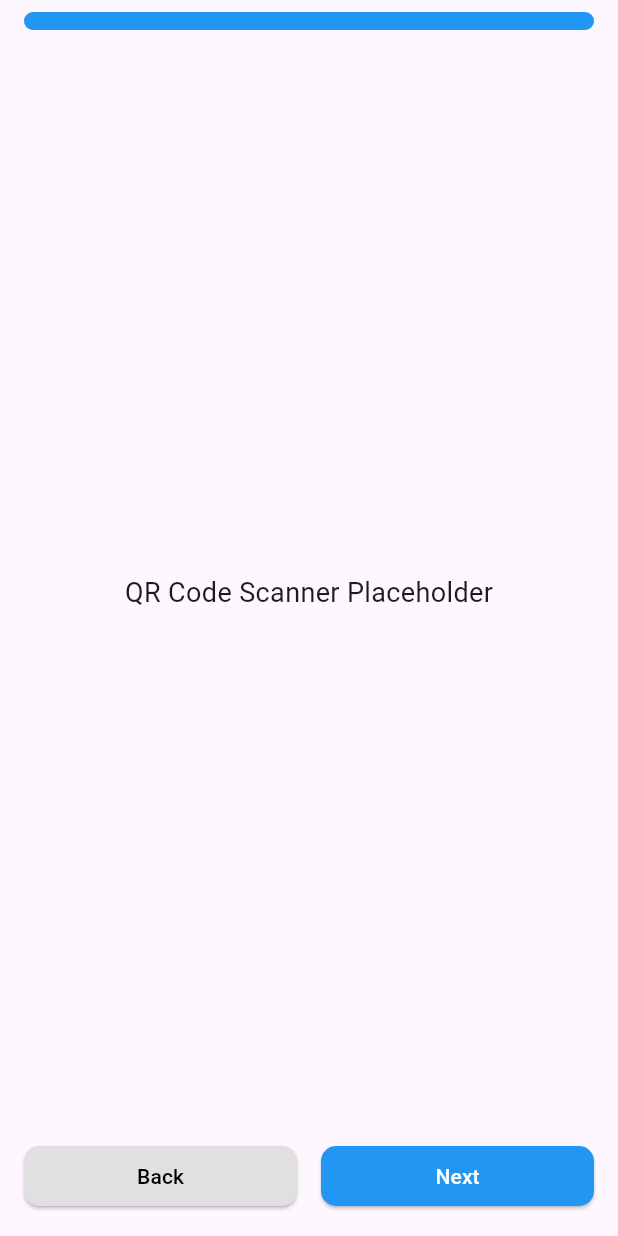
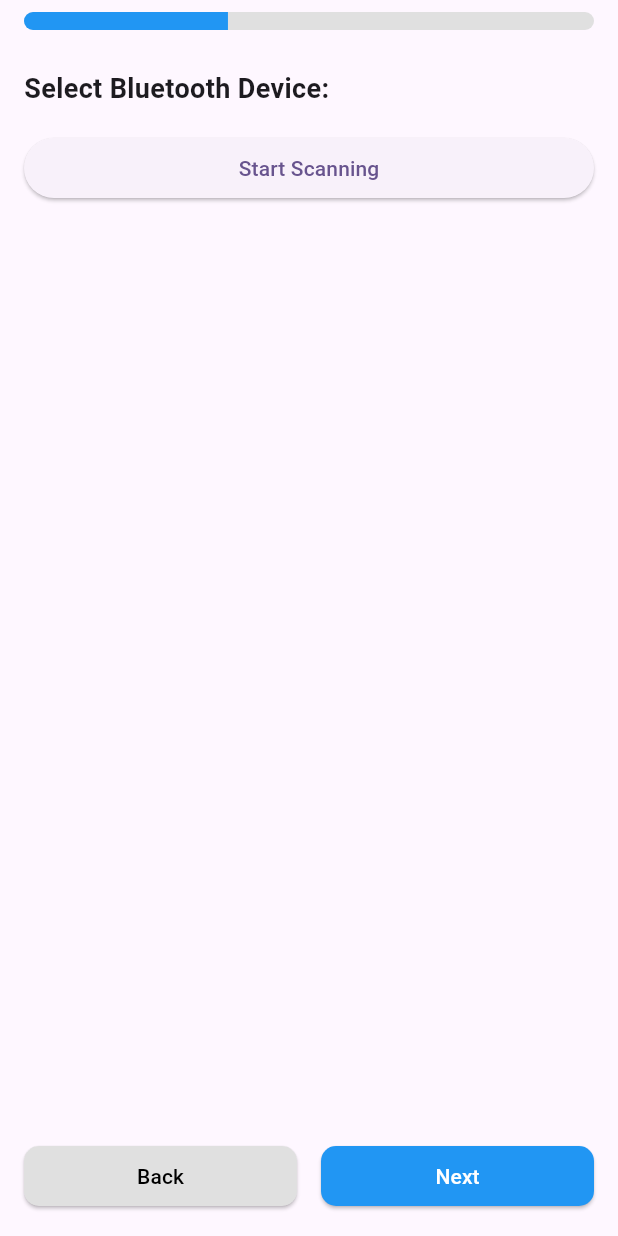
Before and after one commit to kydoaod/prototype-frostblock, a Flutter app: the AddDevicePage screen opened directly, after a tap on "Next", on a phone screen of 412 x 824 dp. Run offline on Flutter 3.47's test engine with Material 3 defaults, Android fonts, the phone set to English and light mode, and no system bars; our stand-ins replace awesome_notifications, flutter_blue_plus, flutter_dotenv, flutter_svg; missing offline and left inert: mobile_scanner; network calls fail.

Commit message:
More add device features

```diff
--- a/frostblok/lib/pages/add_device.dart
+++ b/frostblok/lib/pages/add_device.dart
@@ -1,5 +1,7 @@
 import 'package:flutter/material.dart';
+import 'package:frostblok/widgets/bluetooth_selector_widget.dart';
 import 'package:frostblok/widgets/location_selector_widget.dart';
+import 'package:frostblok/widgets/qr_scanner_widget.dart';
 
 class AddDevicePage extends StatefulWidget {
   @override
@@ -10,18 +12,30 @@ class _AddDevicePageState extends State<AddDevicePage> {
   final PageController _pageController = PageController();
   double progress = 0.0; // Track progress for the loading bar
   String selectedLocation = '';  // Store selected location
+  String selectedDevice = '';
+  String scannedQRCode = '';  // Variable to store the scanned QR code value
 
   // Method for navigating to the next page
   void goToNextPage() {
     if (_pageController.page == 0) {
-      // Location selected, proceed to QR page
+      // Location selected, proceed to Bluetooth page
       setState(() {
-        progress = 1.0; // Move progress bar
+        progress = 0.33; // Move progress bar to 1/3
       });
       _pageController.nextPage(duration: const Duration(milliseconds: 300), curve: Curves.ease);
     } else if (_pageController.page == 1) {
-      // QR page complete, finish the process and navigate to the home page
-      Navigator.pop(context, {'location': selectedLocation});
+      // Bluetooth selected, proceed to QR scanner page
+      setState(() {
+        progress = 0.66; // Move progress bar to 2/3
+      });
+      _pageController.nextPage(duration: const Duration(milliseconds: 300), curve: Curves.ease);
+    } else if (_pageController.page == 2) {
+      // QR scanner complete, finish the process and navigate to the home page
+      Navigator.pop(context, {
+        'location': selectedLocation,
+        'device': selectedDevice,
+        'scannedQRCode': scannedQRCode
+      });
     }
   }
 
@@ -29,10 +43,33 @@ class _AddDevicePageState extends State<AddDevicePage> {
   void goToPreviousPage() {
     if (_pageController.page == 1) {
       setState(() {
-        progress = 0.0;
+        progress = 0.33; // Move progress bar back to 1/3
+      });
+      _pageController.previousPage(duration: const Duration(milliseconds: 300), curve: Curves.ease);
+    } else if (_pageController.page == 2) {
+      setState(() {
+        progress = 0.66; // Move progress bar back to 2/3
       });
       _pageController.previousPage(duration: const Duration(milliseconds: 300), curve: Curves.ease);
     }
+  }
+
+  void onLocationSelected(location) {
+    setState(() {
+      selectedLocation = location;
+    });
+  }
+
+  void onDeviceSelected(device) {
+    setState(() {
+      selectedDevice = device;
+    });
+  }
+
+  void onScanQRCode(String scannedValue) {
+    setState(() {
+      scannedQRCode = scannedValue;  // Update the scanned QR code
+    });
   }
 
   @override
@@ -70,19 +107,15 @@ class _AddDevicePageState extends State<AddDevicePage> {
                 children: [
                   // Page 1: Location Selection
                   LocationSelector(
-                    onLocationSelected: (location) {
-                      setState(() {
-                        selectedLocation = location;
-                      });
-                    },
+                    onLocationSelected: onLocationSelected,
                   ),
-
-                  // Page 2: Placeholder for QR Scanner
-                  const Center(
-                    child: Text(
-                      'QR Code Scanner Placeholder',
-                      style: TextStyle(fontSize: 18),
-                    ),
+                  // Page 2: Bluetooth Selector
+                  BluetoothSelector(
+                    onDeviceSelected: onDeviceSelected,
+                  ),
+                  // Page 3: QR Code Scanner
+                  QRCodeScanner(
+                    onQRCodeScanned: onScanQRCode,
                   ),
                 ],
               ),
--- /dev/null
+++ b/frostblok/lib/services/bluetooth_wrapper_service.dart
@@ -0,0 +1,101 @@
+import 'package:flutter_blue_plus/flutter_blue_plus.dart';
+
+class BluetoothWrapperService {
+
+  // Initialize Bluetooth and ensure permissions are granted
+  Future<void> initializeBluetooth() async {
+    final bluetoothState = await FlutterBluePlus.adapterState.first;
+    if (bluetoothState != BluetoothAdapterState.on) {
+      print('Bluetooth is not enabled. Please enable it.');
+    }
+
+    final isAvailable = await FlutterBluePlus.isSupported;
+    final isOn = bluetoothState == BluetoothAdapterState.on;
+
+    if (!isAvailable || !isOn) {
+      throw Exception('Bluetooth is not available or enabled.');
+    }
+  }
+
+  // Start scanning for devices
+  Stream<List<ScanResult>> startScan({Duration timeout = const Duration(seconds: 5)}) {
+    FlutterBluePlus.startScan(timeout: timeout);
+    return FlutterBluePlus.scanResults;
+  }
+
+  // Stop scanning for devices
+  Future<void> stopScan() async {
+    await FlutterBluePlus.stopScan();
+  }
+
+  // Connect to a selected device
+  Future<void> connectToDevice(BluetoothDevice device) async {
+    try {
+      await device.connect(autoConnect: false);
+      print('Connected to device: ${device.name}');
+    } catch (e) {
+      print('Error connecting to device: $e');
+    }
+  }
+
+  // Disconnect from a connected device
+  Future<void> disconnectFromDevice(BluetoothDevice device) async {
+    try {
+      await device.disconnect();
+      print('Disconnected from device: ${device.name}');
+    } catch (e) {
+      print('Error disconnecting from device: $e');
+    }
+  }
+
+  // Discover services and characteristics
+  Future<void> discoverServices(BluetoothDevice device) async {
+    final services = await device.discoverServices();
+    for (var service in services) {
+      print('Service UUID: ${service.uuid}');
+      for (var characteristic in service.characteristics) {
+        print('Characteristic UUID: ${characteristic.uuid}');
+      }
+    }
+  }
+
+  // Write data to a characteristic
+  Future<void> writeCharacteristic(
+      BluetoothCharacteristic characteristic, List<int> value,
+      {bool withoutResponse = false}) async {
+    try {
+      await characteristic.write(value, withoutResponse: withoutResponse);
+      print('Data written to characteristic: $value');
+    } catch (e) {
+      print('Error writing to characteristic: $e');
+    }
+  }
+
+  // Read data from a characteristic
+  Future<List<int>> readCharacteristic(
+      BluetoothCharacteristic characteristic) async {
+    try {
+      final value = await characteristic.read();
+      print('Data read from characteristic: $value');
+      return value;
+    } catch (e) {
+      print('Error reading from characteristic: $e');
+      return [];
+    }
+  }
+
+  // Subscribe to notifications for a characteristic
+  Future<void> setNotification(
+      BluetoothCharacteristic characteristic, bool enable) async {
+    try {
+      await characteristic.setNotifyValue(enable);
+      characteristic.value.listen((value) {
+        print('Notification from characteristic: $value');
+      });
+      print(
+          'Notifications ${enable ? 'enabled' : 'disabled'} for characteristic');
+    } catch (e) {
+      print('Error setting notification: $e');
+    }
+  }
+}
--- /dev/null
+++ b/frostblok/lib/widgets/bluetooth_selector_widget.dart
@@ -0,0 +1,98 @@
+import 'package:flutter/material.dart';
+import 'package:flutter_blue_plus/flutter_blue_plus.dart';
+import 'package:frostblok/services/bluetooth_wrapper_service.dart';
+
+class BluetoothSelector extends StatefulWidget {
+  final ValueChanged<BluetoothDevice> onDeviceSelected;
+
+  const BluetoothSelector({Key? key, required this.onDeviceSelected}) : super(key: key);
+
+  @override
+  _BluetoothSelectorState createState() => _BluetoothSelectorState();
+}
+
+class _BluetoothSelectorState extends State<BluetoothSelector> {
+  final BluetoothWrapperService bluetoothService = BluetoothWrapperService();
+  List<ScanResult> scanResults = [];
+  bool isScanning = false;
+
+  @override
+  void initState() {
+    super.initState();
+  }
+
+  // Start scanning for Bluetooth devices
+  void _toggleScan() async {
+    if (isScanning) {
+      await bluetoothService.stopScan();
+    } else {
+      setState(() {
+        isScanning = true;
+      });
+
+      // Initialize Bluetooth and check for its state
+      await bluetoothService.initializeBluetooth();
+
+      // Start scanning for devices
+      bluetoothService.startScan(timeout: const Duration(seconds: 30)).listen((results) {
+        setState(() {
+          scanResults = results;
+        });
+      });
+
+      // Stop scanning after a timeout
+      await Future.delayed(const Duration(seconds: 30));
+      await bluetoothService.stopScan();
+      setState(() {
+        isScanning = false;
+      });
+    }
+  }
+
+  void onSelectDevice(device) {
+    widget.onDeviceSelected(device); // Pass selected device to parent widget
+  }
+
+  @override
+  Widget build(BuildContext context) {
+    return Column(
+      crossAxisAlignment: CrossAxisAlignment.stretch,
+      children: [
+        const Padding(
+          padding: EdgeInsets.symmetric(horizontal: 16.0, vertical: 8.0),
+          child: Text(
+            'Select Bluetooth Device:',
+            style: TextStyle(fontSize: 18, fontWeight: FontWeight.bold),
+          ),
+        ),
+
+        // Toggle to start/stop scanning
+        Padding(
+          padding: const EdgeInsets.symmetric(horizontal: 16.0, vertical: 8.0),
+          child: ElevatedButton(
+            onPressed: _toggleScan,
+            child: Text(isScanning ? 'Stop Scanning' : 'Start Scanning'),
+          )
+        ),
+
+        // Show scanning indicator
+        if (isScanning)
+          const Center(child: CircularProgressIndicator()),
+
+        // List of scanned Bluetooth devices
+        Expanded(
+          child: ListView.builder(
+            itemCount: scanResults.length,
+            itemBuilder: (context, index) {
+              final device = scanResults[index].device;
+              return ListTile(
+                title: Text(device.name.isNotEmpty ? device.name : 'Unnamed Device'),
+                onTap: () => onSelectDevice(device),
+              );
+            },
+          ),
+        ),
+      ],
+    );
+  }
+}
--- a/frostblok/lib/widgets/location_selector_widget.dart
+++ b/frostblok/lib/widgets/location_selector_widget.dart
@@ -14,9 +14,21 @@ class _LocationSelectorState extends State<LocationSelector> {
   final List<String> locations = [
     'Garden City, UT',
     'Garden Sequa, ID',
-    'Rose Garden, OR'
+    'Rose Garden, OR',
   ];
   String? selectedLocation;
+
+  // Callback function for handling location selection
+  void handleLocationTap(String location) {
+    setState(() {
+      if (selectedLocation == location) {
+        selectedLocation = null; // Deselect if already selected
+      } else {
+        selectedLocation = location;
+      }
+    });
+    widget.onLocationSelected(selectedLocation ?? ""); // Send back data to parent widget
+  }
 
   @override
   Widget build(BuildContext context) {
@@ -31,6 +43,7 @@ class _LocationSelectorState extends State<LocationSelector> {
             style: TextStyle(fontSize: 18, fontWeight: FontWeight.bold),
           ),
         ),
+
         // Search Bar
         Padding(
           padding: const EdgeInsets.all(16.0),
@@ -47,32 +60,25 @@ class _LocationSelectorState extends State<LocationSelector> {
             ),
           ),
         ),
+
         // List of Locations
         Expanded(
           child: ListView.builder(
-            padding: const EdgeInsets.symmetric(horizontal: 16.0),  // Padding on sides
+            padding: const EdgeInsets.symmetric(horizontal: 16.0), // Padding on sides
             itemCount: locations.length,
             itemBuilder: (context, index) {
               final location = locations[index];
               final isSelected = location == selectedLocation;
+
               return GestureDetector(
-                onTap: () {
-                  setState(() {
-                    if (isSelected) {
-                      selectedLocation = null;  // Deselect if already selected
-                    } else {
-                      selectedLocation = location;
-                    }
-                  });
-                  widget.onLocationSelected(selectedLocation ?? ""); // Send back data
-                },
+                onTap: () => handleLocationTap(location), // Use callback function
                 child: Container(
                   padding: const EdgeInsets.symmetric(horizontal: 12, vertical: 16),
                   decoration: BoxDecoration(
                     border: Border(
                       bottom: BorderSide(color: Colors.grey[300]!, width: 1), // Bottom border
                     ),
-                    color: isSelected ? Colors.white : Colors.transparent, // White only when selected
+                    color: isSelected ? Colors.white : Colors.transparent, // Highlight selected item
                   ),
                   child: Row(
                     mainAxisAlignment: MainAxisAlignment.spaceBetween,
@@ -82,25 +88,24 @@ class _LocationSelectorState extends State<LocationSelector> {
                         location,
                         style: TextStyle(
                           fontSize: 16,
-                          color: isSelected ? Colors.blue : Colors.black, // Location text color
+                          color: isSelected ? Colors.blue : Colors.black, // Highlight text color
                         ),
                       ),
-                      // "Selected" text and Checkmark, only appear when selected
+
+                      // Selected indicator (text + checkmark)
                       if (isSelected)
-                        Row(
+                        const Row(
                           children: [
-                            // "Selected" text
-                            const Text(
+                            Text(
                               'Selected',
                               style: TextStyle(
                                 fontSize: 14,
                                 fontWeight: FontWeight.bold,
-                                color: Colors.blue, // Blue color for selected text
+                                color: Colors.blue,
                               ),
                             ),
-                            const SizedBox(width: 4), // Space between "Selected" and checkmark
-                            // Checkmark icon
-                            const Icon(
+                            SizedBox(width: 4), // Space between text and checkmark
+                            Icon(
                               Icons.check_circle,
                               color: Colors.blue,
                               size: 20,
--- /dev/null
+++ b/frostblok/lib/widgets/qr_scanner_widget.dart
@@ -0,0 +1,57 @@
+import 'package:flutter/material.dart';
+import 'package:mobile_scanner/mobile_scanner.dart';
+
+class QRCodeScanner extends StatefulWidget {
+  final ValueChanged<String> onQRCodeScanned; // Callback for scanned QR code
+
+  const QRCodeScanner({
+    Key? key,
+    required this.onQRCodeScanned, // Pass scanned QR data back
+  }) : super(key: key);
+
+  @override
+  _QRCodeScannerState createState() => _QRCodeScannerState();
+}
+
+class _QRCodeScannerState extends State<QRCodeScanner> {
+  bool _isScanComplete = false; // Track if the scan is complete
+
+  @override
+  Widget build(BuildContext context) {
+    return Column(
+      crossAxisAlignment: CrossAxisAlignment.stretch,
+      children: [
+        Padding(
+          padding: const EdgeInsets.all(16.0),
+          child: ClipRRect(
+            borderRadius: BorderRadius.circular(10.0),
+            child: SizedBox(
+              width: double.infinity,  // Ensure it takes the full width
+              height: MediaQuery.of(context).size.height * 0.7, // Take 80% of the screen height
+              child: _isScanComplete
+                  ? const Align(
+                      alignment: Alignment.center,
+                      child: Text(
+                        "Scan complete, please tap next", // Display completion message
+                        style: TextStyle(fontSize: 18, fontWeight: FontWeight.bold),
+                        textAlign: TextAlign.center,
+                      ),
+                    )
+                  : MobileScanner(
+                      onDetect: (BarcodeCapture barcodeCapture) {
+                        final barcode = barcodeCapture.barcodes.first;
+                        if (barcode.rawValue != null && !_isScanComplete) {
+                          setState(() {
+                            _isScanComplete = true;
+                          });
+                          widget.onQRCodeScanned(barcode.rawValue!); // Send scanned data back
+                        }
+                      },
+                    ),
+            ),
+          ),
+        ),
+      ],
+    );
+  }
+}
--- a/frostblok/pubspec.yaml
+++ b/frostblok/pubspec.yaml
@@ -41,6 +41,7 @@ dependencies:
   http: ^1.2.2
   flutter_dotenv: ^5.2.1
   flutter_svg: ^2.0.16
+  mobile_scanner: ^6.0.2
 
 dev_dependencies:
   flutter_test:
```
Also changed, not shown: frostblok/lib/services/bluetooth_service.dart (deleted, +0 -101 lines), frostblok/pubspec.lock, 10 other files.
